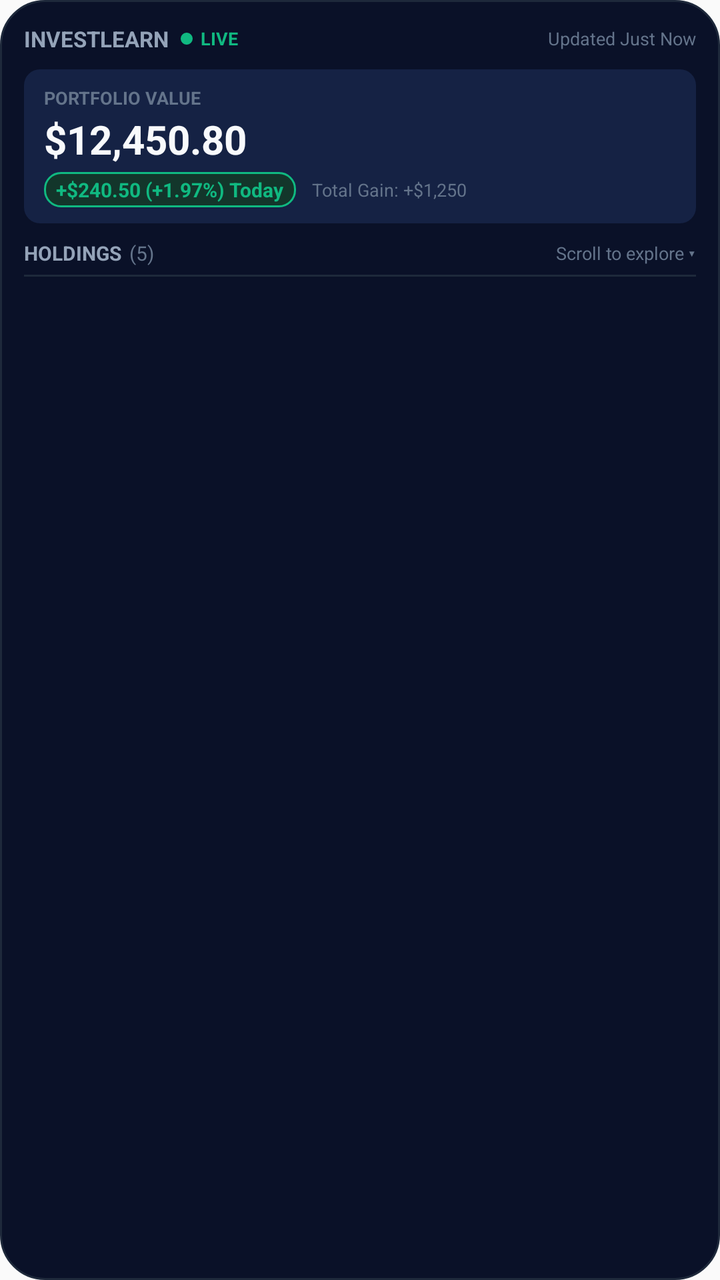
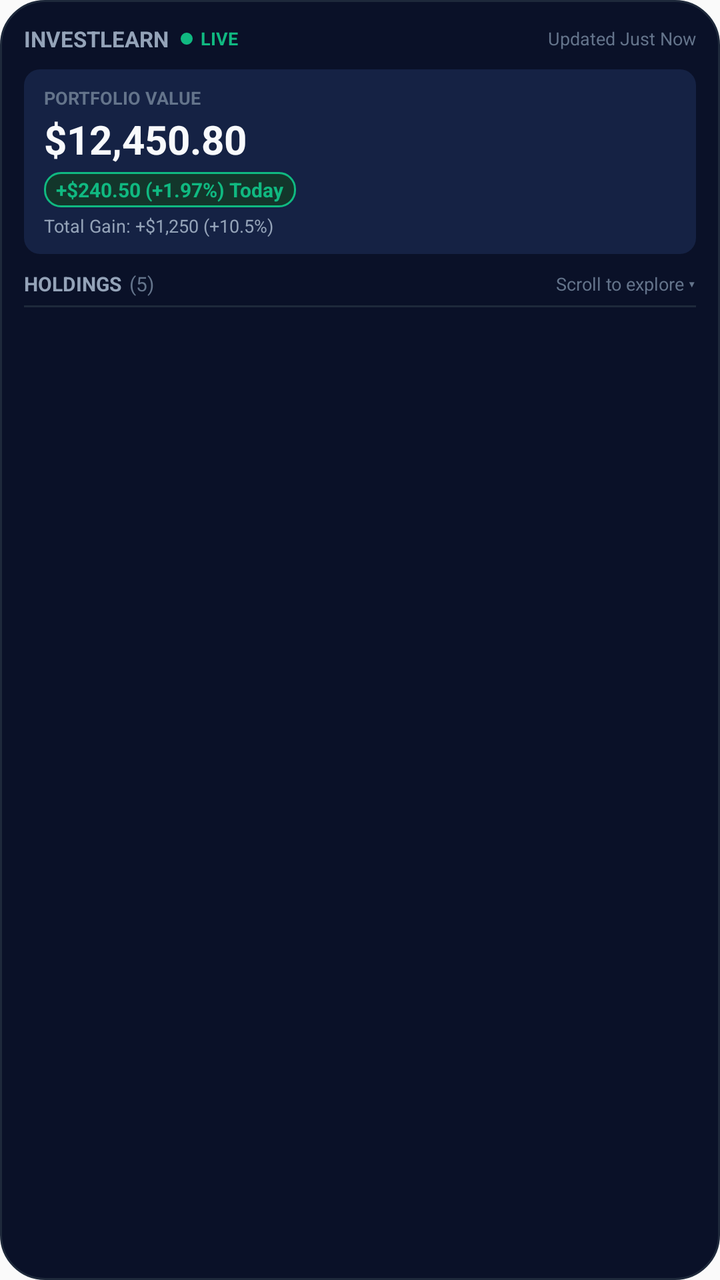

Before-and-after screenshots of an Android layout around one commit, followed by the original layout XML and the change that was made.
<!-- AndroidManifest.xml: application theme AppTheme -->
<!-- res/layout/widget_investlearn_portfolio_scroll.xml -->
<?xml version="1.0" encoding="utf-8"?>
<LinearLayout xmlns:android="http://schemas.android.com/apk/res/android"
    android:id="@+id/widget_root"
    android:layout_width="match_parent"
    android:layout_height="match_parent"
    android:background="@drawable/widget_bg"
    android:orientation="vertical"
    android:padding="12dp">

    
    <LinearLayout
        android:layout_width="match_parent"
        android:layout_height="wrap_content"
        android:gravity="center_vertical"
        android:orientation="horizontal">

        <TextView
            android:layout_width="wrap_content"
            android:layout_height="wrap_content"
            android:text="INVESTLEARN"
            android:textColor="@color/widget_text_secondary"
            android:textSize="11sp"
            android:textStyle="bold" />

        <ImageView
            android:layout_width="6dp"
            android:layout_height="6dp"
            android:layout_marginStart="6dp"
            android:layout_marginLeft="6dp"
            android:src="@drawable/widget_dot_live" />

        <TextView
            android:layout_width="wrap_content"
            android:layout_height="wrap_content"
            android:layout_marginStart="4dp"
            android:layout_marginLeft="4dp"
            android:text="LIVE"
            android:textColor="@color/widget_green"
            android:textSize="9sp"
            android:textStyle="bold" />

        <FrameLayout
            android:layout_width="0dp"
            android:layout_height="1dp"
            android:layout_weight="1" />

        <TextView
            android:id="@+id/tv_widget_updated"
            android:layout_width="wrap_content"
            android:layout_height="wrap_content"
            android:text="Updated Just Now"
            android:textColor="@color/widget_text_muted"
            android:textSize="9sp" />
    </LinearLayout>

    
    <LinearLayout
        android:id="@+id/layout_portfolio_header"
        android:layout_width="match_parent"
        android:layout_height="wrap_content"
        android:layout_marginTop="8dp"
        android:background="@drawable/widget_chip_dark"
        android:orientation="vertical"
        android:paddingLeft="10dp"
        android:paddingTop="8dp"
        android:paddingRight="10dp"
        android:paddingBottom="8dp">

        <TextView
            android:layout_width="wrap_content"
            android:layout_height="wrap_content"
            android:text="PORTFOLIO VALUE"
            android:textColor="@color/widget_text_muted"
            android:textSize="9sp"
            android:textStyle="bold" />

        <TextView
            android:id="@+id/tv_net_worth"
            android:layout_width="wrap_content"
            android:layout_height="wrap_content"
            android:layout_marginTop="1dp"
            android:ellipsize="end"
            android:maxLines="1"
            android:text="$12,450.80"
            android:textColor="@color/widget_text_primary"
            android:textSize="20sp"
            android:textStyle="bold" />

        <LinearLayout
            android:layout_width="match_parent"
            android:layout_height="wrap_content"
            android:layout_marginTop="3dp"
            android:gravity="center_vertical"
            android:orientation="horizontal">

            
            <LinearLayout
                android:id="@+id/layout_pnl_badge"
                android:layout_width="wrap_content"
                android:layout_height="wrap_content"
                android:background="@drawable/widget_pill_green"
                android:gravity="center_vertical"
                android:orientation="horizontal"
                android:paddingLeft="6dp"
                android:paddingTop="2dp"
                android:paddingRight="6dp"
                android:paddingBottom="2dp">

                <TextView
                    android:id="@+id/tv_pnl_badge"
                    android:layout_width="wrap_content"
                    android:layout_height="wrap_content"
                    android:text="+$240.50 (+1.97%) Today"
                    android:textColor="@color/widget_green"
                    android:textSize="10sp"
                    android:textStyle="bold" />
            </LinearLayout>

            <TextView
                android:id="@+id/tv_portfolio_invested_hint"
                android:layout_width="wrap_content"
                android:layout_height="wrap_content"
                android:layout_marginStart="8dp"
                android:layout_marginLeft="8dp"
                android:ellipsize="end"
                android:maxLines="1"
                android:text="Total Gain: +$1,250"
                android:textColor="@color/widget_text_muted"
                android:textSize="9sp" />
        </LinearLayout>
    </LinearLayout>

    
    <LinearLayout
        android:layout_width="match_parent"
        android:layout_height="wrap_content"
        android:layout_marginTop="8dp"
        android:gravity="center_vertical"
        android:orientation="horizontal">

        <TextView
            android:layout_width="wrap_content"
            android:layout_height="wrap_content"
            android:text="HOLDINGS"
            android:textColor="@color/widget_text_secondary"
            android:textSize="10sp"
            android:textStyle="bold" />

        <TextView
            android:id="@+id/tv_holdings_count"
            android:layout_width="wrap_content"
            android:layout_height="wrap_content"
            android:layout_marginStart="4dp"
            android:layout_marginLeft="4dp"
            android:text="(5)"
            android:textColor="@color/widget_text_muted"
            android:textSize="10sp" />

        <FrameLayout
            android:layout_width="0dp"
            android:layout_height="1dp"
            android:layout_weight="1" />

        <TextView
            android:layout_width="wrap_content"
            android:layout_height="wrap_content"
            android:text="Scroll to explore ▾"
            android:textColor="@color/widget_text_muted"
            android:textSize="9sp" />
    </LinearLayout>

    
    <FrameLayout
        android:layout_width="match_parent"
        android:layout_height="1dp"
        android:layout_marginTop="4dp"
        android:background="@color/widget_divider" />

    
    <ListView
        android:id="@+id/lv_portfolio_holdings"
        android:layout_width="match_parent"
        android:layout_height="0dp"
        android:layout_marginTop="2dp"
        android:layout_weight="1"
        android:cacheColorHint="@android:color/transparent"
        android:divider="@color/widget_divider"
        android:dividerHeight="1dp"
        android:fadingEdge="none"
        android:scrollbars="vertical" />

    
    <TextView
        android:id="@+id/tv_empty_holdings"
        android:layout_width="match_parent"
        android:layout_height="0dp"
        android:layout_weight="1"
        android:gravity="center"
        android:lineSpacingExtra="2dp"
        android:text="No holdings logged yet.\nTap to add stocks in InvestLearn ➔"
        android:textColor="@color/widget_text_muted"
        android:textSize="11sp"
        android:visibility="gone" />

</LinearLayout>
<!-- resources referenced by this layout -->
<resources>
  <color name="widget_divider">#1E293B</color>
  <color name="widget_green">#10B981</color>
  <color name="widget_text_muted">#64748B</color>
  <color name="widget_text_primary">#F8FAFC</color>
  <color name="widget_text_secondary">#94A3B8</color>
  <!-- drawable widget_bg (drawable) -->
  <?xml version="1.0" encoding="utf-8"?>
  <shape xmlns:android="http://schemas.android.com/apk/res/android"
      android:shape="rectangle">
      <solid android:color="@color/widget_bg" />
      <corners android:radius="22dp" />
      <stroke
          android:width="1dp"
          android:color="@color/widget_border" />
  </shape>
  <!-- drawable widget_chip_dark (drawable) -->
  <?xml version="1.0" encoding="utf-8"?>
  <shape xmlns:android="http://schemas.android.com/apk/res/android"
      android:shape="rectangle">
      <solid android:color="@color/widget_chip" />
      <corners android:radius="8dp" />
  </shape>
  <!-- drawable widget_dot_live (drawable) -->
  <?xml version="1.0" encoding="utf-8"?>
  <shape xmlns:android="http://schemas.android.com/apk/res/android"
      android:shape="oval">
      <solid android:color="@color/widget_green" />
      <size
          android:width="6dp"
          android:height="6dp" />
  </shape>
  <!-- drawable widget_pill_green (drawable) -->
  <?xml version="1.0" encoding="utf-8"?>
  <shape xmlns:android="http://schemas.android.com/apk/res/android"
      android:shape="rectangle">
      <solid android:color="@color/widget_green_bg" />
      <corners android:radius="8dp" />
      <stroke
          android:width="1dp"
          android:color="@color/widget_green" />
  </shape>
  <style name="AppTheme" parent="Theme.AppCompat.Light.DarkActionBar">
          
          <item name="colorPrimary">@color/colorPrimary</item>
          <item name="colorPrimaryDark">@color/colorPrimaryDark</item>
          <item name="colorAccent">@color/colorAccent</item>
      </style>
  <color name="widget_bg">#0A1128</color>
  <color name="widget_border">#1E293B</color>
  <color name="widget_chip">#152244</color>
  <color name="widget_green_bg">#13362B</color>
  <color name="colorPrimary">#0A1128</color>
  <color name="colorPrimaryDark">#070D1E</color>
  <color name="colorAccent">#10B981</color>
</resources>

<!-- the commit's change to res/layout/widget_investlearn_portfolio_scroll.xml (unified diff, before → after) -->
@@ -86,48 +86,41 @@
             android:textSize="20sp"
             android:textStyle="bold" />
 
+        
         <LinearLayout
-            android:layout_width="match_parent"
+            android:id="@+id/layout_pnl_badge"
+            android:layout_width="wrap_content"
             android:layout_height="wrap_content"
             android:layout_marginTop="3dp"
+            android:background="@drawable/widget_pill_green"
             android:gravity="center_vertical"
-            android:orientation="horizontal">
+            android:orientation="horizontal"
+            android:paddingLeft="6dp"
+            android:paddingTop="2dp"
+            android:paddingRight="6dp"
+            android:paddingBottom="2dp">
 
-            
-            <LinearLayout
-                android:id="@+id/layout_pnl_badge"
+            <TextView
+                android:id="@+id/tv_pnl_badge"
                 android:layout_width="wrap_content"
                 android:layout_height="wrap_content"
-                android:background="@drawable/widget_pill_green"
-                android:gravity="center_vertical"
-                android:orientation="horizontal"
-                android:paddingLeft="6dp"
-                android:paddingTop="2dp"
-                android:paddingRight="6dp"
-                android:paddingBottom="2dp">
+                android:text="+$240.50 (+1.97%) Today"
+                android:textColor="@color/widget_green"
+                android:textSize="10sp"
+                android:textStyle="bold" />
+        </LinearLayout>
 
-                <TextView
-                    android:id="@+id/tv_pnl_badge"
-                    android:layout_width="wrap_content"
-                    android:layout_height="wrap_content"
-                    android:text="+$240.50 (+1.97%) Today"
-                    android:textColor="@color/widget_green"
-                    android:textSize="10sp"
-                    android:textStyle="bold" />
-            </LinearLayout>
-
-            <TextView
-                android:id="@+id/tv_portfolio_invested_hint"
-                android:layout_width="wrap_content"
-                android:layout_height="wrap_content"
-                android:layout_marginStart="8dp"
-                android:layout_marginLeft="8dp"
-                android:ellipsize="end"
-                android:maxLines="1"
-                android:text="Total Gain: +$1,250"
-                android:textColor="@color/widget_text_muted"
-                android:textSize="9sp" />
-        </LinearLayout>
+        
+        <TextView
+            android:id="@+id/tv_portfolio_invested_hint"
+            android:layout_width="wrap_content"
+            android:layout_height="wrap_content"
+            android:layout_marginTop="3dp"
+            android:ellipsize="end"
+            android:maxLines="1"
+            android:text="Total Gain: +$1,250 (+10.5%)"
+            android:textColor="@color/widget_text_secondary"
+            android:textSize="9sp" />
     </LinearLayout>
 
     
